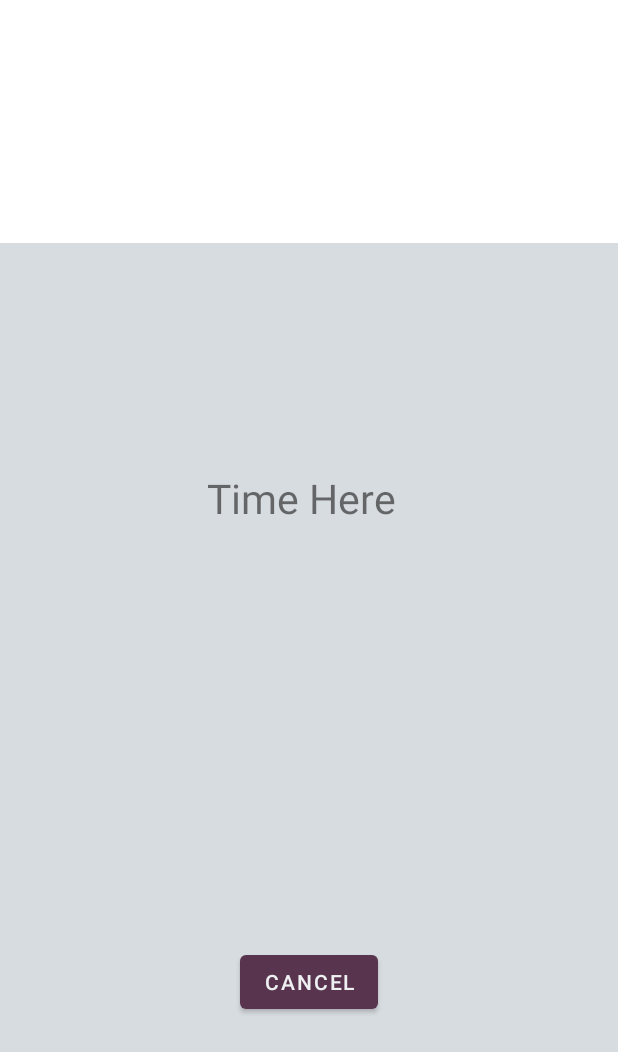
After one commit to beezha/Software_Development_23-24, an Android app: the layout timer_popup.xml on its own in the app's theme, with its tools: preview values and no code run, on a phone screen of 412 x 824 dp. The commit adds this screen. Shown: the top 1052 px of the screen. Run offline under Robolectric (Android 15) with nearby library versions, the phone set to English and light mode, and no system bars.

```diff
--- /dev/null
+++ b/app/src/main/res/layout/timer_popup.xml
@@ -0,0 +1,43 @@
+<?xml version="1.0" encoding="utf-8"?>
+<androidx.constraintlayout.widget.ConstraintLayout xmlns:android="http://schemas.android.com/apk/res/android"
+    xmlns:app="http://schemas.android.com/apk/res-auto"
+    xmlns:tools="http://schemas.android.com/tools"
+    android:layout_width="match_parent"
+    android:layout_height="match_parent">
+
+    <ImageView
+        android:id="@+id/timerBackground"
+        android:layout_width="match_parent"
+        android:layout_height="662dp"
+        android:src="@color/light_cold_gray"
+        app:layout_constraintBottom_toBottomOf="parent"
+        app:layout_constraintEnd_toEndOf="parent"
+        app:layout_constraintHorizontal_bias="1.0"
+        app:layout_constraintStart_toStartOf="parent"
+        app:srcCompat="@android:drawable/screen_background_dark_transparent" />
+
+    <TextView
+        android:id="@+id/timerView"
+        android:layout_width="136dp"
+        android:layout_height="76dp"
+        android:layout_marginTop="152dp"
+        android:layout_marginBottom="435dp"
+        android:text="@string/time_here"
+        android:textSize="27sp"
+        app:layout_constraintBottom_toBottomOf="@+id/timerBackground"
+        app:layout_constraintEnd_toEndOf="parent"
+        app:layout_constraintStart_toStartOf="parent"
+        app:layout_constraintTop_toTopOf="@+id/timerBackground" />
+
+    <Button
+        android:id="@+id/cancelButtonTimer"
+        android:layout_width="wrap_content"
+        android:layout_height="wrap_content"
+        android:layout_marginTop="469dp"
+        android:layout_marginBottom="146dp"
+        android:text="@string/cancelTimer"
+        app:layout_constraintBottom_toBottomOf="@+id/timerBackground"
+        app:layout_constraintEnd_toEndOf="parent"
+        app:layout_constraintStart_toStartOf="parent"
+        app:layout_constraintTop_toTopOf="@+id/timerBackground" />
+</androidx.constraintlayout.widget.ConstraintLayout>
--- a/app/src/main/res/values/strings.xml
+++ b/app/src/main/res/values/strings.xml
@@ -56,4 +56,6 @@
     <string name="confirm_task">CONFIRM TASK</string>
     <string name="are_you_sure_you_want_to_start_this_task">Are you sure you want to start this task?</string>
     <string name="start">Start</string>
+    <string name="time_here">Time Here</string>
+    <string name="cancelTimer">Cancel</string>
 </resources>
```
Also changed, not shown: app/src/main/java/com/example/softwaredevelopment23_24/Timer_code.kt (added, +62 -0 lines), app/src/main/java/com/example/softwaredevelopment23_24/task_Confirm.kt (+5 -4 lines), app/src/main/java/com/example/softwaredevelopment23_24/ui/calendar/CalendarFragment.kt (+5 -4 lines).
